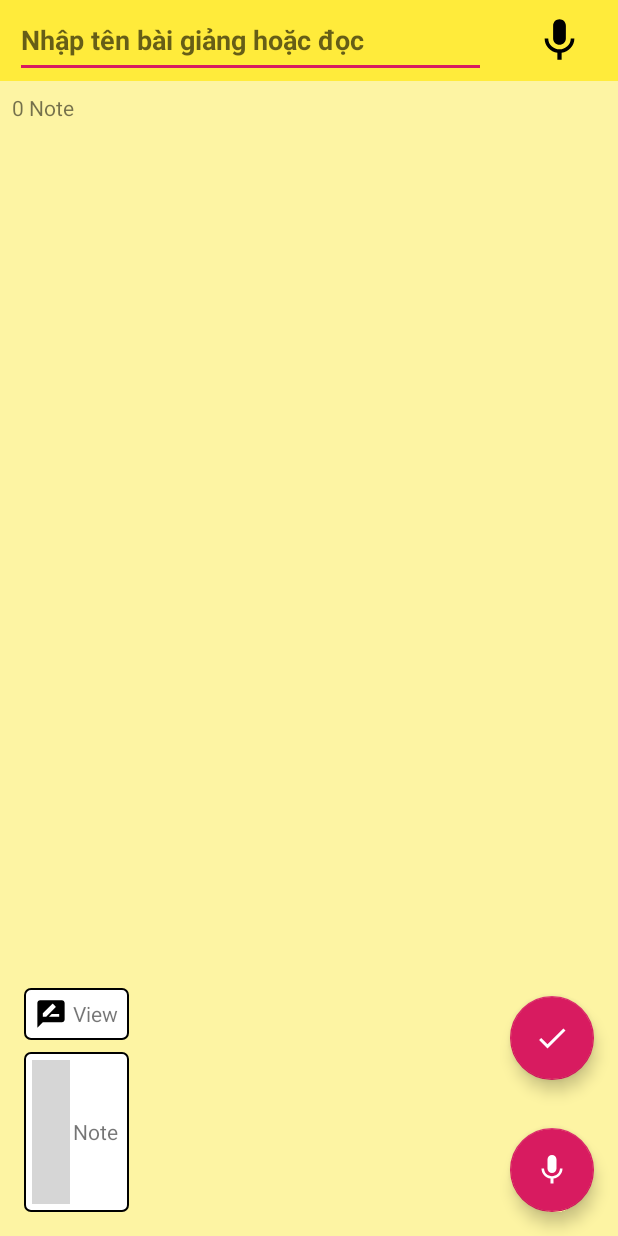
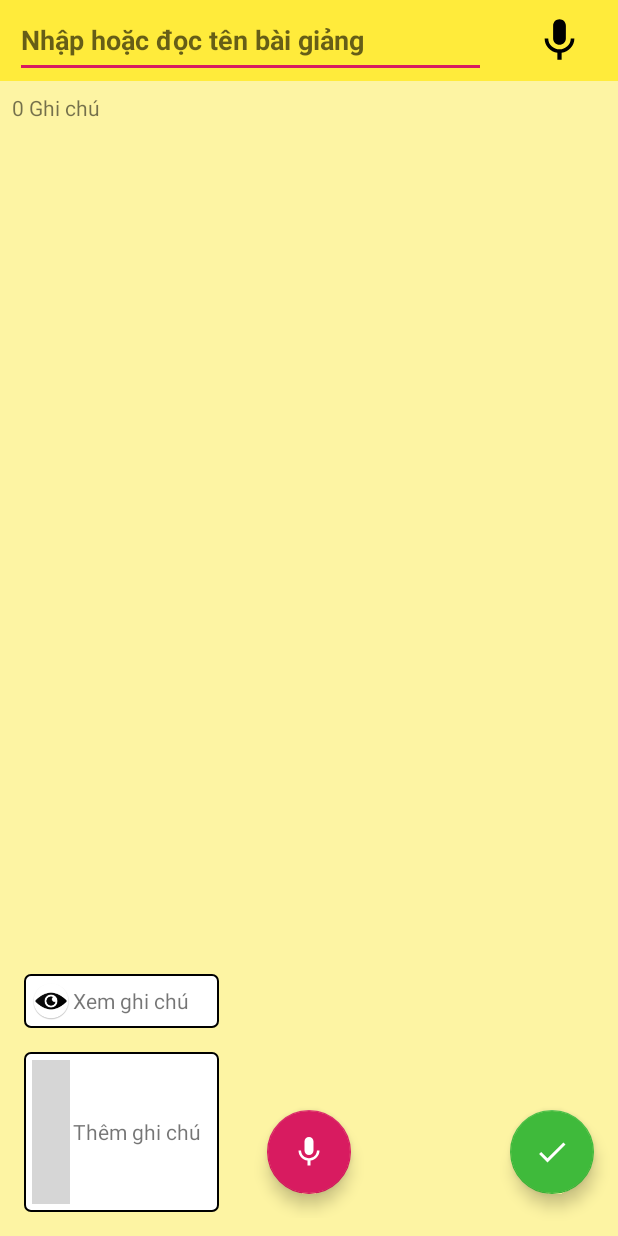
Before and after one commit to nttri/SpeechRecognitionThesis, an Android app: the AddLectureActivity screen opened directly, with no data from a screen before it, after a tap on an icon or button, on a phone screen of 412 x 824 dp. Run offline under Robolectric (Android 15) with nearby library versions, the phone set to English and light mode, and no system bars; plain views replace MKLoader; 1 other tap on this screen came first; grey boxes are pictures that could not be loaded.

Commit message:
[App3] update layout in AddLecture screen

```diff
--- a/app3/AIClassmate/app/src/main/java/com/example/aiclassmate/view/activity/AddLectureActivity.kt
+++ b/app3/AIClassmate/app/src/main/java/com/example/aiclassmate/view/activity/AddLectureActivity.kt
@@ -98,7 +98,8 @@ class AddLectureActivity : AppCompatActivity() {
                         )
                         fr_asr_title.visibility = View.VISIBLE
                         tv_asr_flash.text = "Hãy đọc tiêu đề"
-                        ll_done_rec.visibility = View.GONE
+                        ll_done.visibility = View.GONE
+                        ll_rec.visibility = View.GONE
                         ll_note_root.visibility = View.GONE
                         txt_note_count.visibility = View.GONE
                         mic_title.visibility = View.INVISIBLE
@@ -115,7 +116,8 @@ class AddLectureActivity : AppCompatActivity() {
                     override fun onAudioComplete(text: String) {
                         if (alreadyCancelTitleAsr) return
                         handler.postDelayed({
-                            ll_done_rec.visibility = View.VISIBLE
+                            ll_done.visibility = View.VISIBLE
+                            ll_rec.visibility = View.VISIBLE
                             ll_note_root.visibility = View.VISIBLE
                             txt_note_count.visibility = View.VISIBLE
                             mic_title_loader.visibility = View.INVISIBLE
@@ -135,7 +137,8 @@ class AddLectureActivity : AppCompatActivity() {
                     override fun onAsrError(err: String) {
                         if (alreadyCancelTitleAsr) return
                         handler.postDelayed({
-                            ll_done_rec.visibility = View.VISIBLE
+                            ll_done.visibility = View.VISIBLE
+                            ll_rec.visibility = View.VISIBLE
                             ll_note_root.visibility = View.VISIBLE
                             txt_note_count.visibility = View.VISIBLE
                             mic_title_loader.visibility = View.INVISIBLE
@@ -159,7 +162,8 @@ class AddLectureActivity : AppCompatActivity() {
         btn_stop_asr_title.setOnClickListener {
             alreadyCancelTitleAsr = true
             AsrProcess.stopAndDoneProcess()
-            ll_done_rec.visibility = View.VISIBLE
+            ll_done.visibility = View.VISIBLE
+            ll_rec.visibility = View.VISIBLE
             ll_note_root.visibility = View.VISIBLE
             txt_note_count.visibility = View.VISIBLE
             mic_title_loader.visibility = View.INVISIBLE
--- a/app3/AIClassmate/app/src/main/res/drawable-anydpi/ic_note_view.xml
+++ /dev/null
@@ -1,13 +0,0 @@
-<vector xmlns:android="http://schemas.android.com/apk/res/android"
-    android:width="24dp"
-    android:height="24dp"
-    android:viewportWidth="26.4"
-    android:viewportHeight="26.4"
-    android:tint="#000000">
-  <group android:translateX="1.2"
-      android:translateY="1.2">
-      <path
-          android:fillColor="#FF000000"
-          android:pathData="M20,2L4,2c-1.1,0 -1.99,0.9 -1.99,2L2,22l4,-4h14c1.1,0 2,-0.9 2,-2L22,4c0,-1.1 -0.9,-2 -2,-2zM6,14v-2.47l6.88,-6.88c0.2,-0.2 0.51,-0.2 0.71,0l1.77,1.77c0.2,0.2 0.2,0.51 0,0.71L8.47,14L6,14zM18,14h-7.5l2,-2L18,12v2z"/>
-  </group>
-</vector>
--- /dev/null
+++ b/app3/AIClassmate/app/src/main/res/drawable/ic_view_note.xml
@@ -0,0 +1,5 @@
+<vector android:height="24dp" android:viewportHeight="512"
+    android:viewportWidth="512" android:width="24dp" xmlns:android="http://schemas.android.com/apk/res/android">
+    <path android:fillColor="#FF000000" android:pathData="M508.177,245.995C503.607,240.897 393.682,121 256,121S8.394,240.897 3.823,245.995c-5.098,5.698 -5.098,14.312 0,20.01C8.394,271.103 118.32,391 256,391s247.606,-119.897 252.177,-124.995C513.274,260.307 513.274,251.693 508.177,245.995zM256,361c-57.891,0 -105,-47.109 -105,-105s47.109,-105 105,-105s105,47.109 105,105S313.891,361 256,361z"/>
+    <path android:fillColor="#FF000000" android:pathData="M271,226c0,-15.09 7.491,-28.365 18.887,-36.53C279.661,184.235 268.255,181 256,181c-41.353,0 -75,33.647 -75,75c0,41.353 33.647,75 75,75c37.024,0 67.668,-27.034 73.722,-62.358C299.516,278.367 271,255.522 271,226z"/>
+</vector>
--- a/app3/AIClassmate/app/src/main/res/layout/activity_lecture_edit.xml
+++ b/app3/AIClassmate/app/src/main/res/layout/activity_lecture_edit.xml
@@ -28,7 +28,7 @@
                     android:visibility="gone"
                     android:textSize="18sp"
                     android:textStyle="bold"
-                    android:hint="Nhập tên bài giảng hoặc đọc"/>
+                    android:hint="Nhập hoặc đọc tên bài giảng"/>
             <TextView
                     android:id="@+id/tv_lec_title"
                     android:layout_width="match_parent"
@@ -68,8 +68,7 @@
             android:padding="8dp"
             android:textSize="14sp"
             android:background="#74FFEB3B"
-            android:text="0 Note"/>
-
+            android:text="0 Ghi chú"/>
     <FrameLayout android:layout_width="match_parent" android:layout_height="match_parent">
         <EditText
                 android:id="@+id/ed_lec_content"
@@ -113,7 +112,7 @@
 
         <LinearLayout
                 android:id="@+id/ll_note_root"
-                android:layout_width="wrap_content"
+                android:layout_width="130dp"
                 android:layout_height="wrap_content"
                 android:orientation="vertical"
                 android:layout_gravity="bottom|left"
@@ -121,31 +120,32 @@
                 android:layout_marginBottom="16dp">
             <LinearLayout
                     android:id="@+id/ll_view_note"
-                    android:layout_width="wrap_content"
+                    android:layout_width="match_parent"
                     android:layout_height="wrap_content"
                     android:orientation="horizontal"
                     android:background="@drawable/btn_round"
                     android:padding="5dp">
                 <ImageView
                         android:layout_width="25dp"
-                        android:layout_height="wrap_content"
-                        android:src="@drawable/ic_note_view"
+                        android:layout_height="25dp"
+                        android:src="@drawable/ic_view_note"
                         android:layout_gravity="center_vertical"
                 />
-                <TextView android:layout_width="wrap_content"
+                <TextView
+                        android:layout_width="wrap_content"
                         android:layout_height="wrap_content"
                         android:layout_gravity="center_vertical"
                         android:layout_marginLeft="2dp"
                         android:layout_marginRight="2dp"
-                          android:text="View"/>
+                        android:text="Xem ghi chú"/>
             </LinearLayout>
             <LinearLayout
                     android:id="@+id/ll_create_note"
-                    android:layout_width="wrap_content"
+                    android:layout_width="match_parent"
                     android:layout_height="wrap_content"
                     android:orientation="horizontal"
                     android:background="@drawable/btn_round"
-                    android:layout_marginTop="8dp"
+                    android:layout_marginTop="16dp"
                     android:padding="5dp">
                 <ImageView
                         android:layout_width="25dp"
@@ -153,17 +153,19 @@
                         android:src="@drawable/ic_note_add"
                         android:layout_gravity="center_vertical"
                 />
-                <TextView android:layout_width="wrap_content"
+                <TextView
+                        android:layout_width="wrap_content"
                         android:layout_height="wrap_content"
                         android:layout_gravity="center_vertical"
                         android:layout_marginLeft="2dp"
                         android:layout_marginRight="2dp"
-                android:text="Note"/>
+                        android:text="Thêm ghi chú"/>
             </LinearLayout>
         </LinearLayout>
         <LinearLayout
-                android:id="@+id/ll_done_rec"
-                android:layout_width="wrap_content" android:layout_height="wrap_content"
+                android:id="@+id/ll_done"
+                android:layout_width="wrap_content"
+                android:layout_height="100dp"
                 android:orientation="vertical"
                 android:layout_gravity="bottom|right">
             <android.support.design.widget.FloatingActionButton
@@ -172,7 +174,15 @@
                     android:layout_height="wrap_content"
                     android:layout_margin="16dp"
                     android:padding="5dp"
-                    android:src="@drawable/ic_white_done"/>
+                    android:src="@drawable/ic_white_done"
+                    app:backgroundTint="#3fba3b"/>
+        </LinearLayout>
+        <LinearLayout
+                android:id="@+id/ll_rec"
+                android:layout_width="wrap_content"
+                android:layout_height="100dp"
+                android:orientation="vertical"
+                android:layout_gravity="bottom|center" >
             <FrameLayout android:layout_width="wrap_content" android:layout_height="wrap_content">
                 <com.example.aiclassmate.view.custom.AnimatedFloatingActionButton
                         android:id="@+id/btn_lec_record_shadow"
```
Also changed, not shown: app3/AIClassmate/app/src/main/res/drawable-hdpi/ic_note_view.png (deleted), app3/AIClassmate/app/src/main/res/drawable-hdpi/ic_view_note.png (added), app3/AIClassmate/app/src/main/res/drawable-mdpi/ic_note_view.png (deleted), app3/AIClassmate/app/src/main/res/drawable-mdpi/ic_view_note.png (added), app3/AIClassmate/app/src/main/res/drawable-xhdpi/ic_note_view.png (deleted), app3/AIClassmate/app/src/main/res/drawable-xhdpi/ic_view_note.png (added), app3/AIClassmate/app/src/main/res/drawable-xxhdpi/ic_note_view.png (deleted), app3/AIClassmate/app/src/main/res/drawable-xxhdpi/ic_view_note.png (added). Lines whose indentation alone changed are shown as unchanged.
